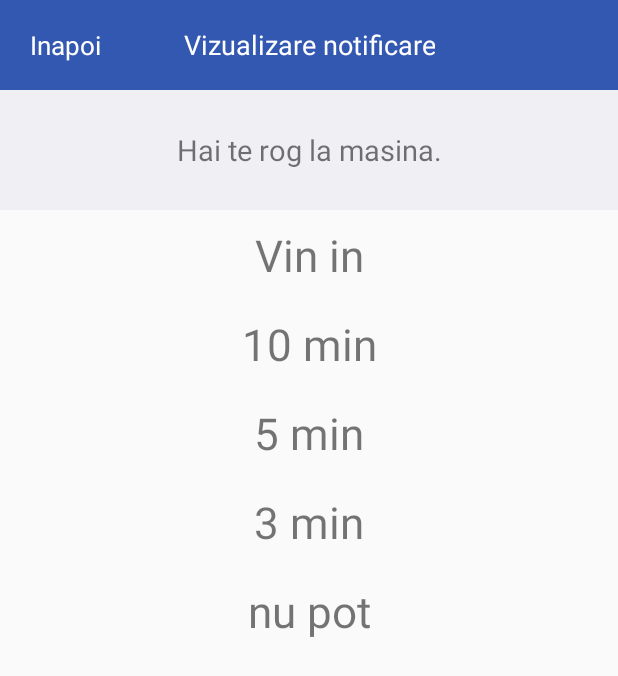
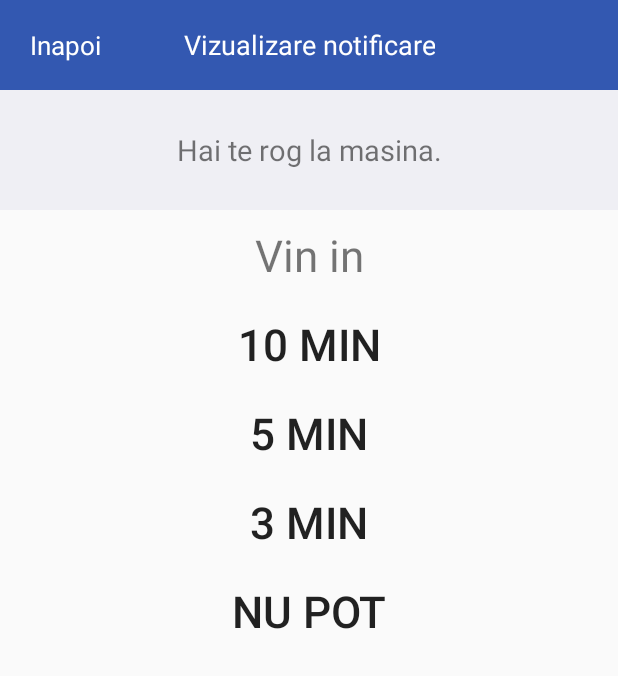
Before and after one commit to drb1988/ParkingAlert, an Android app: the layout view_notification.xml on its own in the app's theme, with its tools: preview values and no code run, on a phone screen of 412 x 824 dp. Shown: the top 676 px of the screen. Run offline under Robolectric (Android 15) with nearby library versions, the phone set to English and light mode, and no system bars.

Commit message:
before integrate firebase

```diff
--- a/android/ParkingAlert/app/src/main/AndroidManifest.xml
+++ b/android/ParkingAlert/app/src/main/AndroidManifest.xml
@@ -31,6 +31,7 @@
     <activity android:name="bigcityapps.com.parkingalert.Vizualizare_masina"></activity>
     <activity android:name="bigcityapps.com.parkingalert.User_profile"></activity>
     <activity android:name="bigcityapps.com.parkingalert.Istoric"></activity>
+    <activity android:name="bigcityapps.com.parkingalert.ViewNotification"></activity>
 
         <meta-data
             android:name="com.google.android.maps.v2.API_KEY"
--- a/android/ParkingAlert/app/src/main/res/layout/view_notification.xml
+++ b/android/ParkingAlert/app/src/main/res/layout/view_notification.xml
@@ -60,6 +60,7 @@
         android:textSize="@dimen/txt_size_bigger1" />
 
     <TextView
+        style="?android:borderlessButtonStyle"
         android:layout_width="match_parent"
         android:layout_height="wrap_content"
         android:gravity="center"
@@ -68,6 +69,7 @@
         android:textSize="@dimen/txt_size_bigger1" />
 
     <TextView
+        style="?android:borderlessButtonStyle"
         android:layout_width="match_parent"
         android:layout_height="wrap_content"
         android:gravity="center"
@@ -76,6 +78,7 @@
         android:textSize="@dimen/txt_size_bigger1" />
 
     <TextView
+        style="?android:borderlessButtonStyle"
         android:layout_width="match_parent"
         android:layout_height="wrap_content"
         android:gravity="center"
@@ -84,6 +87,7 @@
         android:textSize="@dimen/txt_size_bigger1" />
 
     <TextView
+        style="?android:borderlessButtonStyle"
         android:layout_width="match_parent"
         android:layout_height="wrap_content"
         android:gravity="center"
```
Also changed, not shown: android/ParkingAlert/app/build.gradle (+10 -0 lines), android/ParkingAlert/app/src/main/java/bigcityapps/com/parkingalert/Notificari.java (+8 -0 lines), android/ParkingAlert/app/src/main/java/bigcityapps/com/parkingalert/ViewNotification.java (+14 -1 lines), 1 other file.
